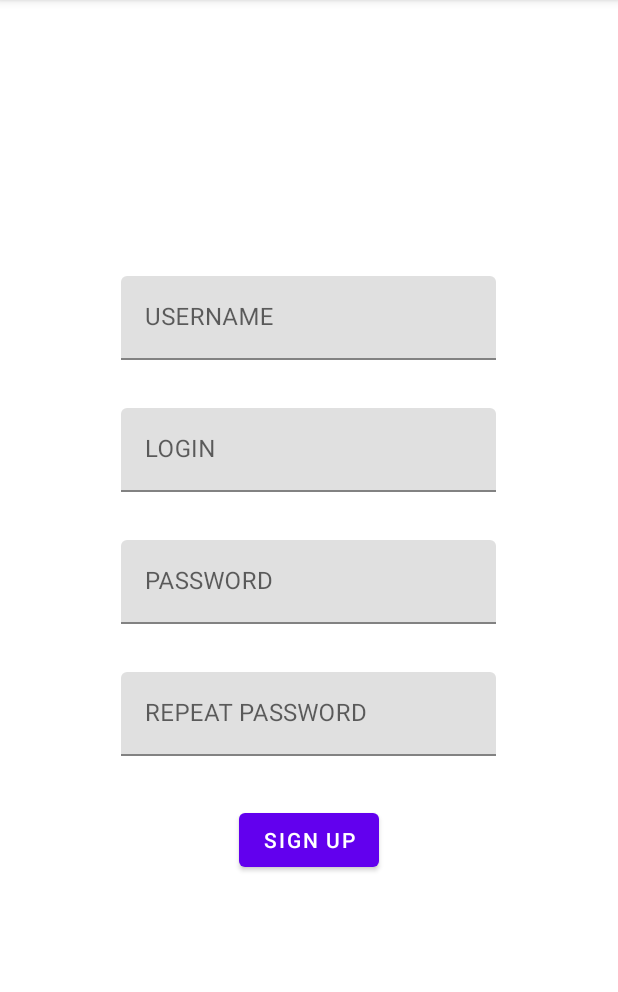
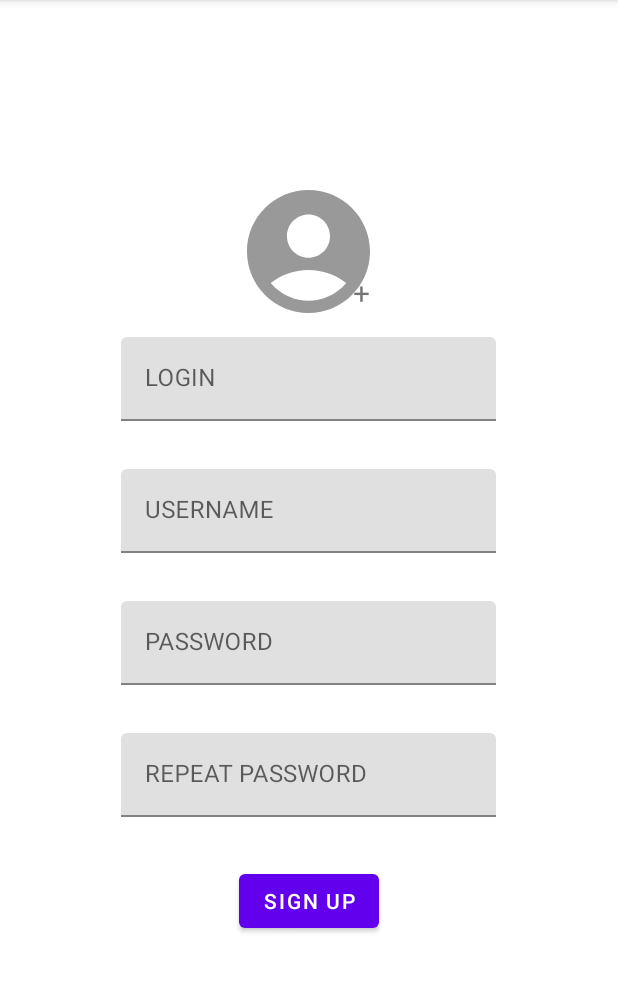
Before and after one commit to Garshishka/NeWork, an Android app: the SignUpFragment screen opened through its navigation route, on a phone screen of 412 x 824 dp, the part 84-1076 px from its top. Run offline under Robolectric (Android 15) with nearby library versions, the phone set to English and light mode, and no system bars; our stand-ins replace Dagger/Hilt's generated code, Room's generated code, paging; pictures from the network do not load.

Commit message:
Added signing up with avatar

```diff
--- a/app/src/main/java/ru/netology/nework/api/ApiService.kt
+++ b/app/src/main/java/ru/netology/nework/api/ApiService.kt
@@ -57,6 +57,12 @@ interface ApiService {
     suspend fun registerUser(
         @Field("login") login: String,
         @Field("password") password: String,
-        @Field("name") name: String
+        @Field("name") name: String,
+    ): Response<AuthPair>
+
+
+    @POST("users/registration/")
+    suspend fun registerUserWithAvatar(
+        @Body body: MultipartBody
     ): Response<AuthPair>
 }
--- a/app/src/main/java/ru/netology/nework/fragment/SignUpFragment.kt
+++ b/app/src/main/java/ru/netology/nework/fragment/SignUpFragment.kt
@@ -6,13 +6,19 @@ import android.view.View
 import android.view.ViewGroup
 import android.widget.Toast
 import androidx.activity.addCallback
+import androidx.activity.result.PickVisualMediaRequest
+import androidx.activity.result.contract.ActivityResultContracts
+import androidx.core.view.isVisible
 import androidx.fragment.app.Fragment
 import androidx.fragment.app.activityViewModels
 import androidx.navigation.fragment.findNavController
+import com.bumptech.glide.Glide
 import dagger.hilt.android.AndroidEntryPoint
 import ru.netology.nework.R
 import ru.netology.nework.auth.AppAuth
 import ru.netology.nework.databinding.FragmentSignUpBinding
+import ru.netology.nework.dto.AttachmentType
+import ru.netology.nework.utils.AndroidUtils
 import ru.netology.nework.viewmodel.SignUpViewModel
 import javax.inject.Inject
 
@@ -41,6 +47,19 @@ class SignUpFragment : Fragment() {
             goBack()
         }
 
+        val pickImageContract =
+            registerForActivityResult(ActivityResultContracts.PickVisualMedia()) { uri ->
+                if (uri != null) {
+                    viewModel.changeMedia(
+                        uri,
+                        context?.let { AndroidUtils.fileFromContentUri(it, uri) },
+                        AttachmentType.IMAGE
+                    )
+                } else {
+                    println("No media selected")
+                }
+            }
+
         binding.apply {
             signUpButton.setOnClickListener {
                 if (binding.loginInput.text.isNullOrEmpty()
@@ -63,21 +82,39 @@ class SignUpFragment : Fragment() {
                     }
                 }
             }
+            chooseAvatarButton.setOnClickListener {
+                pickImageContract.launch(PickVisualMediaRequest(ActivityResultContracts.PickVisualMedia.ImageOnly))
+            }
+            removePicture.setOnClickListener {
+                viewModel.deleteMedia()
+            }
         }
 
         viewModel.apply {
             signUpRight.observe(viewLifecycleOwner) {
                 appAuth.setAuth(it.id, it.token)
-                //DEBUG
-                Toast.makeText(context, "LOGIN SUCCESSFUL", Toast.LENGTH_LONG)
-                    .show()
-                //DEBUG
                 goBack()
             }
 
             signUpError.observe(viewLifecycleOwner) {
                 Toast.makeText(context, getString(R.string.login_error, it), Toast.LENGTH_LONG)
                     .show()
+            }
+
+            attachment.observe(viewLifecycleOwner) {
+                binding.chooseAvatarButton.apply {
+                    it.uri?.let {
+                        Glide.with(this)
+                            .load(it)
+                            .circleCrop()
+                            .error(R.drawable.ic_baseline_error_outline_48)
+                            .placeholder(R.drawable.ic_baseline_downloading_48)
+                            .into(this)
+                    }
+                        ?: setImageResource(R.drawable.baseline_avatar_circle_filled_24)
+                }
+
+                binding.removePicture.isVisible = it.uri != null
             }
         }
     }
--- a/app/src/main/res/drawable/baseline_avatar_circle_filled_24.xml
+++ b/app/src/main/res/drawable/baseline_avatar_circle_filled_24.xml
@@ -1,8 +1,8 @@
 <vector
     xmlns:android="http://schemas.android.com/apk/res/android"
     android:name="vector"
-    android:width="36dp"
-    android:height="36dp"
+    android:width="82dp"
+    android:height="82dp"
     android:viewportWidth="20"
     android:viewportHeight="20">
     <path android:fillColor="#ffffff" android:pathData="m10,0c-5.52,0 -10,4.48 -10,10c0,5.53 4.48,10 10,10c5.52,0 10,-4.48 10,-10c0,-5.52 -4.48,-10 -10,-10z"/>
--- a/app/src/main/res/layout/fragment_sign_up.xml
+++ b/app/src/main/res/layout/fragment_sign_up.xml
@@ -1,5 +1,6 @@
 <?xml version="1.0" encoding="utf-8"?>
 <androidx.constraintlayout.widget.ConstraintLayout xmlns:android="http://schemas.android.com/apk/res/android"
+    xmlns:app="http://schemas.android.com/apk/res-auto"
     android:layout_width="match_parent"
     android:layout_height="match_parent">
 
@@ -9,59 +10,94 @@
         android:gravity="center"
         android:orientation="vertical">
 
+        <androidx.constraintlayout.widget.ConstraintLayout
+            android:layout_width="wrap_content"
+            android:layout_height="wrap_content">
+
+            <com.google.android.material.button.MaterialButton
+                android:id="@+id/remove_picture"
+                android:text="@string/remove"
+                android:layout_width="wrap_content"
+                android:layout_height="wrap_content"
+                app:layout_constraintBottom_toTopOf="@id/choose_avatar_button"
+                app:layout_constraintStart_toStartOf="parent"
+                app:layout_constraintEnd_toEndOf="parent"
+                android:visibility="gone"
+                />
+
+            <ImageButton
+                android:id="@+id/choose_avatar_button"
+                style="@style/Widget.AppCompat.Button.Borderless"
+                android:layout_width="@dimen/avatar_picture_size"
+                android:layout_height="@dimen/avatar_picture_size"
+                android:src="@drawable/baseline_avatar_circle_filled_24"
+                app:layout_constraintBottom_toBottomOf="parent"
+                app:layout_constraintEnd_toEndOf="parent"
+                app:layout_constraintStart_toStartOf="parent"
+                android:contentDescription="@string/description_choose_avatar" />
+
+            <TextView
+                android:layout_width="wrap_content"
+                android:layout_height="wrap_content"
+                android:text="@string/plus"
+                android:textSize="20sp"
+                app:layout_constraintEnd_toEndOf="@id/choose_avatar_button"
+                app:layout_constraintBottom_toBottomOf="@id/choose_avatar_button"/>
+        </androidx.constraintlayout.widget.ConstraintLayout>
+
         <com.google.android.material.textfield.TextInputLayout
-            android:layout_margin="@dimen/margin_default"
             android:layout_width="wrap_content"
             android:layout_height="wrap_content"
+            android:layout_margin="@dimen/margin_default"
+            android:hint="@string/login">
+
+            <com.google.android.material.textfield.TextInputEditText
+                android:id="@+id/loginInput"
+                android:layout_width="@dimen/text_width"
+                android:layout_height="wrap_content"
+                android:autofillHints="username" />
+        </com.google.android.material.textfield.TextInputLayout>
+
+        <com.google.android.material.textfield.TextInputLayout
+            android:layout_width="wrap_content"
+            android:layout_height="wrap_content"
+            android:layout_margin="@dimen/margin_default"
             android:hint="@string/username">
 
             <com.google.android.material.textfield.TextInputEditText
                 android:id="@+id/usernameInput"
                 android:layout_width="@dimen/text_width"
                 android:layout_height="wrap_content"
-                android:autofillHints="name"/>
-        </com.google.android.material.textfield.TextInputLayout>
-
-        <com.google.android.material.textfield.TextInputLayout
-            android:layout_margin="@dimen/margin_default"
-            android:layout_width="wrap_content"
-            android:layout_height="wrap_content"
-            android:hint="@string/login">
-
-        <com.google.android.material.textfield.TextInputEditText
-            android:id="@+id/loginInput"
-            android:layout_width="@dimen/text_width"
-            android:layout_height="wrap_content"
-            android:autofillHints="username"/>
+                android:autofillHints="name" />
         </com.google.android.material.textfield.TextInputLayout>
 
 
         <com.google.android.material.textfield.TextInputLayout
-            android:layout_margin="@dimen/margin_default"
             android:layout_width="wrap_content"
             android:layout_height="wrap_content"
+            android:layout_margin="@dimen/margin_default"
             android:hint="@string/password">
 
             <com.google.android.material.textfield.TextInputEditText
                 android:id="@+id/passwordInput"
                 android:layout_width="@dimen/text_width"
                 android:layout_height="wrap_content"
-                android:inputType="textPassword"
-                android:autofillHints="password"/>
+                android:autofillHints="password"
+                android:inputType="textPassword" />
         </com.google.android.material.textfield.TextInputLayout>
 
         <com.google.android.material.textfield.TextInputLayout
-            android:layout_margin="@dimen/margin_default"
             android:layout_width="wrap_content"
             android:layout_height="wrap_content"
+            android:layout_margin="@dimen/margin_default"
             android:hint="@string/repeat_password">
 
             <com.google.android.material.textfield.TextInputEditText
                 android:id="@+id/repeatPasswordInput"
                 android:layout_width="@dimen/text_width"
                 android:layout_height="wrap_content"
-                android:inputType="textPassword"
-                android:autofillHints="password"/>
+                android:autofillHints="password"
+                android:inputType="textPassword" />
         </com.google.android.material.textfield.TextInputLayout>
 
         <com.google.android.material.button.MaterialButton
@@ -70,7 +106,6 @@
             android:layout_height="wrap_content"
             android:layout_margin="@dimen/margin_default"
             android:text="@string/sign_up"
-
             />
 
     </LinearLayout>
--- a/app/src/main/res/values/dimens.xml
+++ b/app/src/main/res/values/dimens.xml
@@ -6,4 +6,5 @@
     <dimen name="avatar_size">56dp</dimen>
     <dimen name="picture_size">36dp</dimen>
     <dimen name="video_height">200dp</dimen>
+    <dimen name="avatar_picture_size">82dp</dimen>
 </resources>
--- a/app/src/main/res/values/strings.xml
+++ b/app/src/main/res/values/strings.xml
@@ -33,4 +33,6 @@
     <string name="dialog_log_out">Are you sure you want to log out?</string>
     <string name="select_video">Select video</string>
     <string name="posted_now">Now</string>
+    <string name="plus">+</string>
+    <string name="description_choose_avatar">Choose your avatar</string>
 </resources>
```
Also changed, not shown: app/src/main/java/ru/netology/nework/viewmodel/SignUpViewModel.kt (+40 -3 lines), 1 other file.
